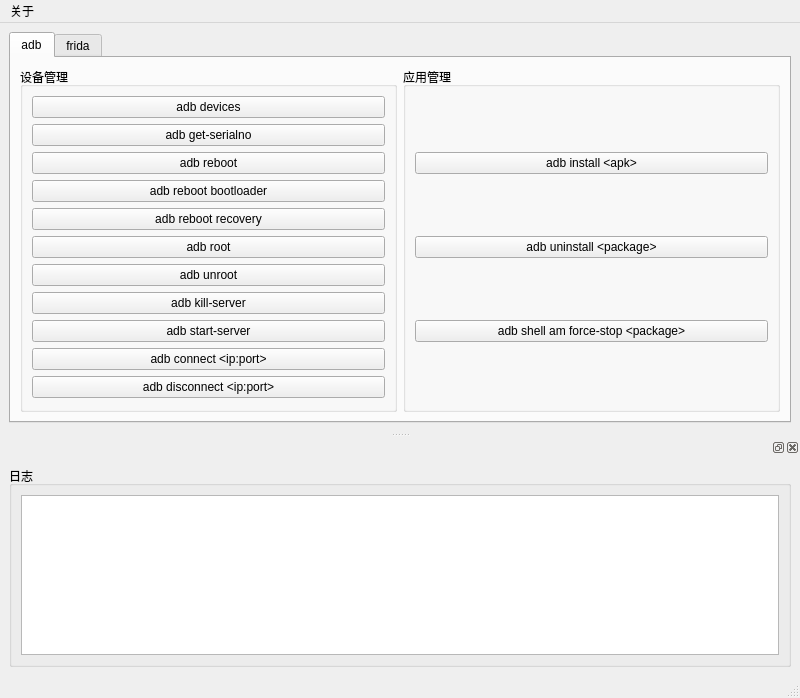
Old version of the form AndroidAssistant/mainwindow.ui in the repository mathewgeola/AndroidAssistant.
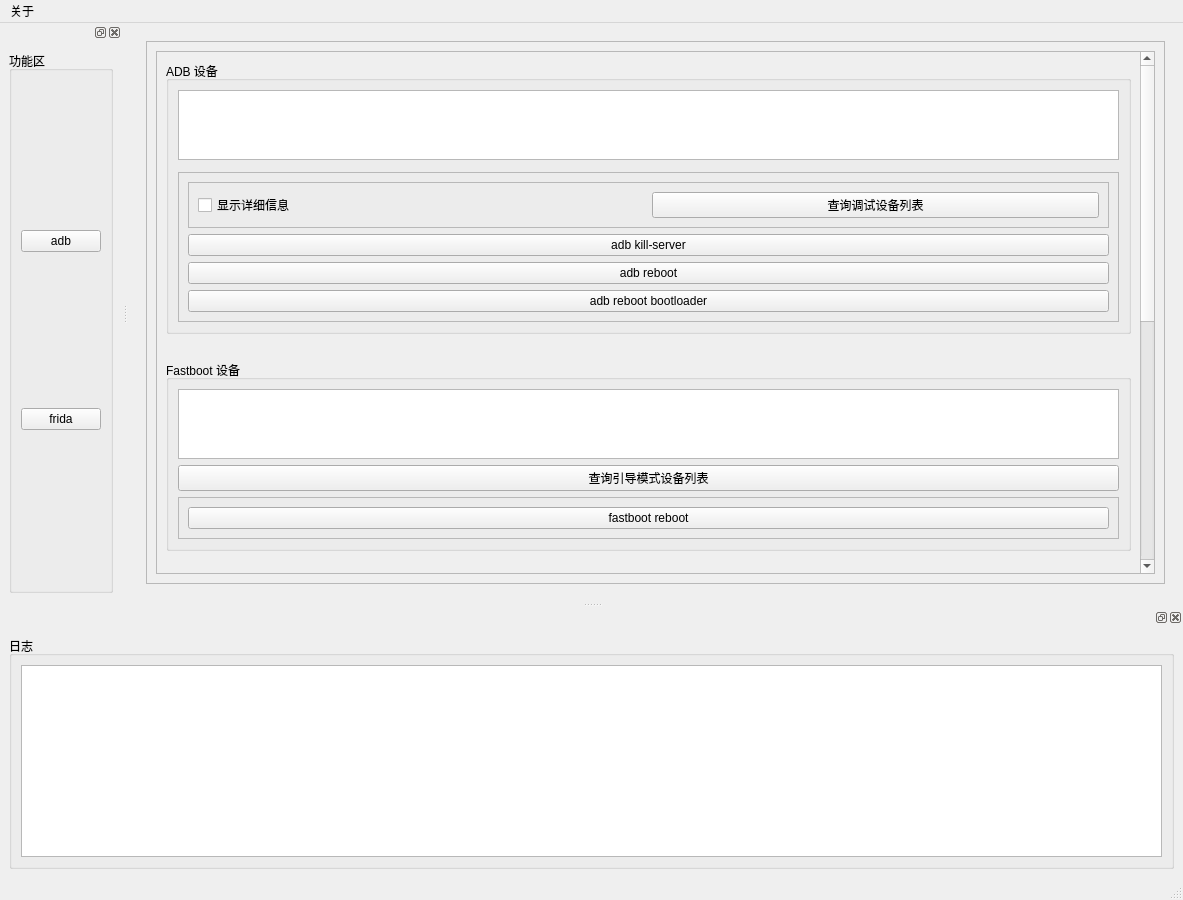
New version of the form.

What changed in the file:
```diff
--- a/AndroidAssistant/mainwindow.ui
+++ b/AndroidAssistant/mainwindow.ui
@@ -6,139 +6,385 @@
    <rect>
     <x>0</x>
     <y>0</y>
-    <width>800</width>
-    <height>698</height>
+    <width>1183</width>
+    <height>900</height>
    </rect>
   </property>
   <property name="windowTitle">
    <string>MainWindow</string>
   </property>
   <widget class="QWidget" name="centralwidget">
-   <layout class="QVBoxLayout" name="verticalLayout">
+   <layout class="QVBoxLayout" name="verticalLayout_4">
     <item>
-     <widget class="QTabWidget" name="tabWidget">
+     <widget class="QStackedWidget" name="stackedWidget">
       <property name="currentIndex">
        <number>0</number>
       </property>
-      <widget class="QWidget" name="adb_tab">
-       <attribute name="title">
-        <string>adb</string>
-       </attribute>
-       <layout class="QGridLayout" name="gridLayout_2">
-        <item row="0" column="1">
-         <layout class="QGridLayout" name="gridLayout">
-          <item row="0" column="0">
-           <widget class="QGroupBox" name="apk_groupBox">
-            <property name="title">
-             <string>应用管理</string>
-            </property>
-            <layout class="QVBoxLayout" name="verticalLayout_7">
-             <item>
-              <widget class="QPushButton" name="install_apk_pushButton">
-               <property name="text">
-                <string>adb install &lt;apk&gt;</string>
-               </property>
-              </widget>
-             </item>
-             <item>
-              <widget class="QPushButton" name="uninstall_apk_pushButton">
-               <property name="text">
-                <string>adb uninstall &lt;package&gt;</string>
-               </property>
-              </widget>
-             </item>
-             <item>
-              <widget class="QPushButton" name="adb_shell_am_force__stop_package_pushButton">
-               <property name="text">
-                <string>adb shell am force-stop &lt;package&gt;</string>
-               </property>
-              </widget>
-             </item>
-            </layout>
-           </widget>
-          </item>
-         </layout>
+      <widget class="QWidget" name="adb_page">
+       <layout class="QHBoxLayout" name="horizontalLayout_3">
+        <item>
+         <widget class="QFrame" name="frame_4">
+          <property name="frameShape">
+           <enum>QFrame::Shape::StyledPanel</enum>
+          </property>
+          <property name="frameShadow">
+           <enum>QFrame::Shadow::Raised</enum>
+          </property>
+          <layout class="QVBoxLayout" name="verticalLayout_13">
+           <item>
+            <widget class="QScrollArea" name="scrollArea_5">
+             <property name="widgetResizable">
+              <bool>true</bool>
+             </property>
+             <widget class="QWidget" name="scrollAreaWidgetContents_5">
+              <property name="geometry">
+               <rect>
+                <x>0</x>
+                <y>-339</y>
+                <width>991</width>
+                <height>1013</height>
+               </rect>
+              </property>
+              <layout class="QVBoxLayout" name="verticalLayout_12">
+               <item>
+                <widget class="QGroupBox" name="groupBox_3">
+                 <property name="title">
+                  <string>ADB 设备</string>
+                 </property>
+                 <layout class="QVBoxLayout" name="verticalLayout_11">
+                  <item>
+                   <widget class="QListWidget" name="adb_devices_listWidget"/>
+                  </item>
+                  <item>
+                   <widget class="QFrame" name="frame_3">
+                    <property name="frameShape">
+                     <enum>QFrame::Shape::StyledPanel</enum>
+                    </property>
+                    <property name="frameShadow">
+                     <enum>QFrame::Shadow::Raised</enum>
+                    </property>
+                    <widget class="QFrame" name="frame_2">
+                     <property name="geometry">
+                      <rect>
+                       <x>-270</x>
+                       <y>30</y>
+                       <width>428</width>
+                       <height>43</height>
+                      </rect>
+                     </property>
+                     <property name="frameShape">
+                      <enum>QFrame::Shape::StyledPanel</enum>
+                     </property>
+                     <property name="frameShadow">
+                      <enum>QFrame::Shadow::Raised</enum>
+                     </property>
+                     <layout class="QHBoxLayout" name="horizontalLayout">
+                      <item>
+                       <widget class="QPushButton" name="adb_start_server_pushButton">
+                        <property name="text">
+                         <string>adb start-server</string>
+                        </property>
+                       </widget>
+                      </item>
+                     </layout>
+                    </widget>
+                   </widget>
+                  </item>
+                  <item>
+                   <widget class="QFrame" name="frame_5">
+                    <property name="frameShape">
+                     <enum>QFrame::Shape::StyledPanel</enum>
+                    </property>
+                    <property name="frameShadow">
+                     <enum>QFrame::Shadow::Raised</enum>
+                    </property>
+                    <layout class="QVBoxLayout" name="verticalLayout_16">
+                     <item>
+                      <widget class="QFrame" name="frame_10">
+                       <property name="frameShape">
+                        <enum>QFrame::Shape::StyledPanel</enum>
+                       </property>
+                       <property name="frameShadow">
+                        <enum>QFrame::Shadow::Raised</enum>
+                       </property>
+                       <layout class="QHBoxLayout" name="horizontalLayout_4">
+                        <item>
+                         <widget class="QCheckBox" name="long_checkBox">
+                          <property name="text">
+                           <string>显示详细信息</string>
+                          </property>
+                         </widget>
+                        </item>
+                        <item>
+                         <widget class="QPushButton" name="adb_devices_pushButton">
+                          <property name="text">
+                           <string>查询调试设备列表</string>
+                          </property>
+                         </widget>
+                        </item>
+                       </layout>
+                      </widget>
+                     </item>
+                     <item>
+                      <widget class="QPushButton" name="adb_kill_server_pushButton">
+                       <property name="text">
+                        <string>adb kill-server</string>
+                       </property>
+                      </widget>
+                     </item>
+                     <item>
+                      <widget class="QPushButton" name="adb_reboot_pushButton">
+                       <property name="text">
+                        <string>adb reboot</string>
+                       </property>
+                      </widget>
+                     </item>
+                     <item>
+                      <widget class="QPushButton" name="adb_reboot_bootloader_pushButton">
+                       <property name="text">
+                        <string>adb reboot bootloader</string>
+                       </property>
+                      </widget>
+                     </item>
+                    </layout>
+                   </widget>
+                  </item>
+                 </layout>
+                </widget>
+               </item>
+               <item>
+                <spacer name="horizontalSpacer">
+                 <property name="orientation">
+                  <enum>Qt::Orientation::Horizontal</enum>
+                 </property>
+                 <property name="sizeHint" stdset="0">
+                  <size>
+                   <width>40</width>
+                   <height>20</height>
+                  </size>
+                 </property>
+                </spacer>
+               </item>
+               <item>
+                <widget class="QGroupBox" name="groupBox_4">
+                 <property name="title">
+                  <string>Fastboot 设备</string>
+                 </property>
+                 <layout class="QVBoxLayout" name="verticalLayout_17">
+                  <item>
+                   <widget class="QListWidget" name="fastboot_devices_listWidget"/>
+                  </item>
+                  <item>
+                   <widget class="QPushButton" name="fastboot_devices_pushButton">
+                    <property name="text">
+                     <string>查询引导模式设备列表</string>
+                    </property>
+                   </widget>
+                  </item>
+                  <item>
+                   <widget class="QFrame" name="frame_8">
+                    <property name="frameShape">
+                     <enum>QFrame::Shape::StyledPanel</enum>
+                    </property>
+                    <property name="frameShadow">
+                     <enum>QFrame::Shadow::Raised</enum>
+                    </property>
+                    <layout class="QHBoxLayout" name="horizontalLayout_9">
+                     <item>
+                      <widget class="QPushButton" name="fastboot_reboot_pushButton">
+                       <property name="text">
+                        <string>fastboot reboot</string>
+                       </property>
+                      </widget>
+                     </item>
+                    </layout>
+                   </widget>
+                  </item>
+                 </layout>
+                </widget>
+               </item>
+               <item>
+                <spacer name="horizontalSpacer_2">
+                 <property name="orientation">
+                  <enum>Qt::Orientation::Horizontal</enum>
+                 </property>
+                 <property name="sizeHint" stdset="0">
+                  <size>
+                   <width>40</width>
+                   <height>20</height>
+                  </size>
+                 </property>
+                </spacer>
+               </item>
+               <item>
+                <widget class="QGroupBox" name="groupBox_2">
+                 <property name="title">
+                  <string>应用包名</string>
+                 </property>
+                 <layout class="QVBoxLayout" name="verticalLayout_14">
+                  <item>
+                   <widget class="QListWidget" name="adb_shell_pm_list_packages_listWidget">
+                    <property name="selectionMode">
+                     <enum>QAbstractItemView::SelectionMode::MultiSelection</enum>
+                    </property>
+                   </widget>
+                  </item>
+                  <item>
+                   <widget class="QFrame" name="frame_6">
+                    <property name="frameShape">
+                     <enum>QFrame::Shape::StyledPanel</enum>
+                    </property>
+                    <property name="frameShadow">
+                     <enum>QFrame::Shadow::Raised</enum>
+                    </property>
+                    <layout class="QHBoxLayout" name="horizontalLayout_5">
+                     <item>
+                      <widget class="QFrame" name="frame_9">
+                       <property name="frameShape">
+                        <enum>QFrame::Shape::StyledPanel</enum>
+                       </property>
+                       <property name="frameShadow">
+                        <enum>QFrame::Shadow::Raised</enum>
+                       </property>
+                       <layout class="QVBoxLayout" name="verticalLayout_5">
+                        <item>
+                         <widget class="QCheckBox" name="system_packages_checkBox">
+                          <property name="text">
+                           <string>获取系统应用</string>
+                          </property>
+                         </widget>
+                        </item>
+                        <item>
+                         <widget class="QCheckBox" name="third_party_packages_checkBox">
+                          <property name="text">
+                           <string>获取第三方应用</string>
+                          </property>
+                         </widget>
+                        </item>
+                       </layout>
+                      </widget>
+                     </item>
+                     <item>
+                      <widget class="QPushButton" name="adb_shell_pm_list_packages_pushButton">
+                       <property name="text">
+                        <string>查询包名</string>
+                       </property>
+                      </widget>
+                     </item>
+                    </layout>
+                   </widget>
+                  </item>
+                  <item>
+                   <widget class="QFrame" name="frame_7">
+                    <property name="frameShape">
+                     <enum>QFrame::Shape::StyledPanel</enum>
+                    </property>
+                    <property name="frameShadow">
+                     <enum>QFrame::Shadow::Raised</enum>
+                    </property>
+                    <layout class="QHBoxLayout" name="horizontalLayout_6">
+                     <item>
+                      <widget class="QPushButton" name="install_apk_pushButton">
+                       <property name="text">
+                        <string>adb install &lt;apk&gt;</string>
+                       </property>
+                      </widget>
+                     </item>
+                     <item>
+                      <widget class="QPushButton" name="uninstall_apk_pushButton">
+                       <property name="text">
+                        <string>adb uninstall &lt;package&gt;</string>
+                       </property>
+                      </widget>
+                     </item>
+                    </layout>
+                   </widget>
+                  </item>
+                 </layout>
+                </widget>
+               </item>
+               <item>
+                <spacer name="horizontalSpacer_3">
+                 <property name="orientation">
+                  <enum>Qt::Orientation::Horizontal</enum>
+                 </property>
+                 <property name="sizeHint" stdset="0">
+                  <size>
+                   <width>40</width>
+                   <height>20</height>
+                  </size>
+                 </property>
+                </spacer>
+               </item>
+               <item>
+                <widget class="QGroupBox" name="groupBox_5">
+                 <property name="title">
+                  <string>进程</string>
+                 </property>
+                 <layout class="QVBoxLayout" name="verticalLayout_15">
+                  <item>
+                   <widget class="QListWidget" name="listWidget"/>
+                  </item>
+                  <item>
+                   <widget class="QFrame" name="frame">
+                    <property name="frameShape">
+                     <enum>QFrame::Shape::StyledPanel</enum>
+                    </property>
+                    <property name="frameShadow">
+                     <enum>QFrame::Shadow::Raised</enum>
+                    </property>
+                    <layout class="QHBoxLayout" name="horizontalLayout_2">
+                     <item>
+                      <widget class="QLabel" name="label">
+                       <property name="text">
+                        <string>TextLabel</string>
+                       </property>
+                      </widget>
+                     </item>
+                     <item>
+                      <widget class="QLineEdit" name="lineEdit"/>
+                     </item>
+                     <item>
+                      <widget class="QPushButton" name="pushButton">
+                       <property name="text">
+                        <string>PushButton</string>
+                       </property>
+                      </widget>
+                     </item>
+                    </layout>
+                   </widget>
+                  </item>
+                  <item>
+                   <widget class="QPushButton" name="adb_shell_am_force__stop_package_pushButton">
+                    <property name="text">
+                     <string>adb shell am force-stop &lt;package&gt;</string>
+                    </property>
+                   </widget>
+                  </item>
+                 </layout>
+                </widget>
+               </item>
+              </layout>
+             </widget>
+            </widget>
+           </item>
+          </layout>
+         </widget>
         </item>
-        <item row="0" column="0">
+       </layout>
+      </widget>
+      <widget class="QWidget" name="frida_page">
+       <layout class="QVBoxLayout" name="verticalLayout_9">
+        <item>
          <widget class="QGroupBox" name="groupBox">
           <property name="title">
-           <string>设备管理</string>
+           <string>GroupBox</string>
           </property>
-          <layout class="QVBoxLayout" name="verticalLayout_5">
-           <item>
-            <widget class="QPushButton" name="adb_devices_pushButton">
-             <property name="text">
-              <string>adb devices</string>
-             </property>
-            </widget>
-           </item>
+          <layout class="QVBoxLayout" name="verticalLayout_6">
            <item>
             <widget class="QPushButton" name="pushButton_2">
              <property name="text">
-              <string>adb get-serialno</string>
-             </property>
-            </widget>
-           </item>
-           <item>
-            <widget class="QPushButton" name="pushButton_3">
-             <property name="text">
-              <string>adb reboot</string>
-             </property>
-            </widget>
-           </item>
-           <item>
-            <widget class="QPushButton" name="pushButton_4">
-             <property name="text">
-              <string>adb reboot bootloader</string>
-             </property>
-            </widget>
-           </item>
-           <item>
-            <widget class="QPushButton" name="pushButton_5">
-             <property name="text">
-              <string>adb reboot recovery</string>
-             </property>
-            </widget>
-           </item>
-           <item>
-            <widget class="QPushButton" name="pushButton_6">
-             <property name="text">
-              <string>adb root</string>
-             </property>
-            </widget>
-           </item>
-           <item>
-            <widget class="QPushButton" name="pushButton_7">
-             <property name="text">
-              <string>adb unroot</string>
-             </property>
-            </widget>
-           </item>
-           <item>
-            <widget class="QPushButton" name="pushButton_8">
-             <property name="text">
-              <string>adb kill-server</string>
-             </property>
-            </widget>
-           </item>
-           <item>
-            <widget class="QPushButton" name="pushButton_9">
-             <property name="text">
-              <string>adb start-server</string>
-             </property>
-            </widget>
-           </item>
-           <item>
-            <widget class="QPushButton" name="pushButton_10">
-             <property name="text">
-              <string>adb connect &lt;ip:port&gt;</string>
-             </property>
-            </widget>
-           </item>
-           <item>
-            <widget class="QPushButton" name="pushButton_11">
-             <property name="text">
-              <string>adb disconnect &lt;ip:port&gt;</string>
+              <string>PushButton</string>
              </property>
             </widget>
            </item>
@@ -147,12 +393,6 @@
         </item>
        </layout>
       </widget>
-      <widget class="QWidget" name="frida_tab">
-       <attribute name="title">
-        <string>frida</string>
-       </attribute>
-       <layout class="QVBoxLayout" name="verticalLayout_6"/>
-      </widget>
      </widget>
     </item>
    </layout>
@@ -162,8 +402,8 @@
     <rect>
      <x>0</x>
      <y>0</y>
-     <width>800</width>
-     <height>37</height>
+     <width>1183</width>
+     <height>21</height>
     </rect>
    </property>
    <widget class="QMenu" name="about_menu">
@@ -195,6 +435,38 @@
     </layout>
    </widget>
   </widget>
+  <widget class="QDockWidget" name="dockWidget_6">
+   <attribute name="dockWidgetArea">
+    <number>1</number>
+   </attribute>
+   <widget class="QWidget" name="dockWidgetContents_5">
+    <layout class="QVBoxLayout" name="verticalLayout">
+     <item>
+      <widget class="QGroupBox" name="groupBox_6">
+       <property name="title">
+        <string>功能区</string>
+       </property>
+       <layout class="QVBoxLayout" name="verticalLayout_7">
+        <item>
+         <widget class="QPushButton" name="adb_pushButton">
+          <property name="text">
+           <string>adb</string>
+          </property>
+         </widget>
+        </item>
+        <item>
+         <widget class="QPushButton" name="frida_pushButton">
+          <property name="text">
+           <string>frida</string>
+          </property>
+         </widget>
+        </item>
+       </layout>
+      </widget>
+     </item>
+    </layout>
+   </widget>
+  </widget>
  </widget>
  <resources/>
  <connections/>
```
